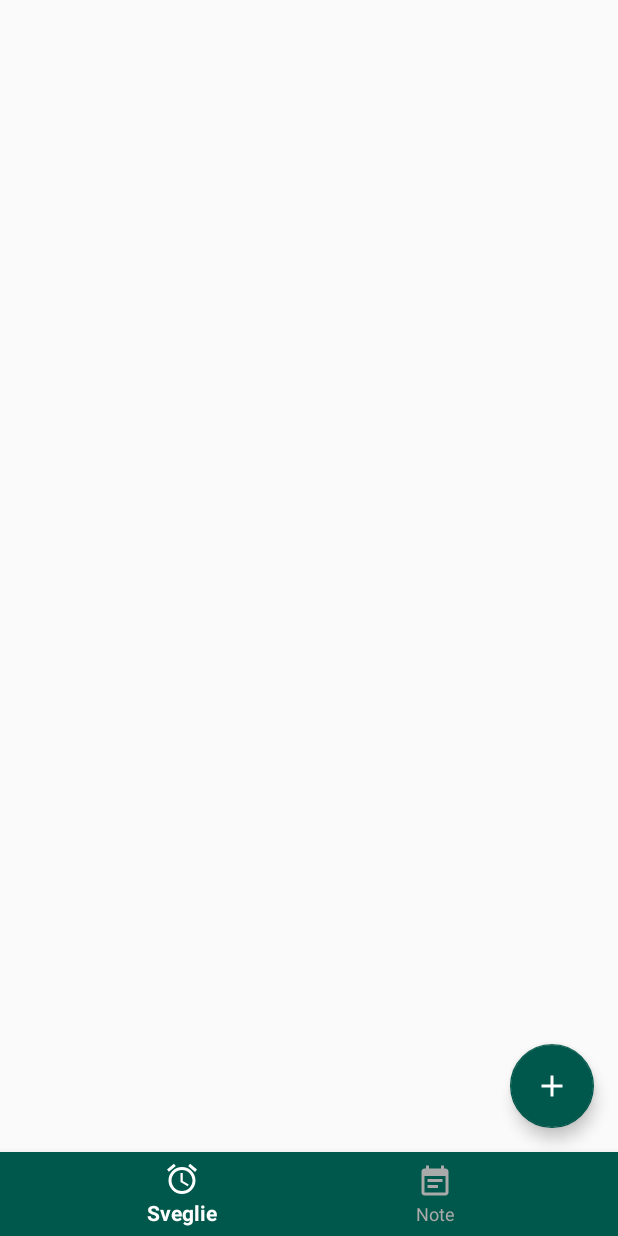
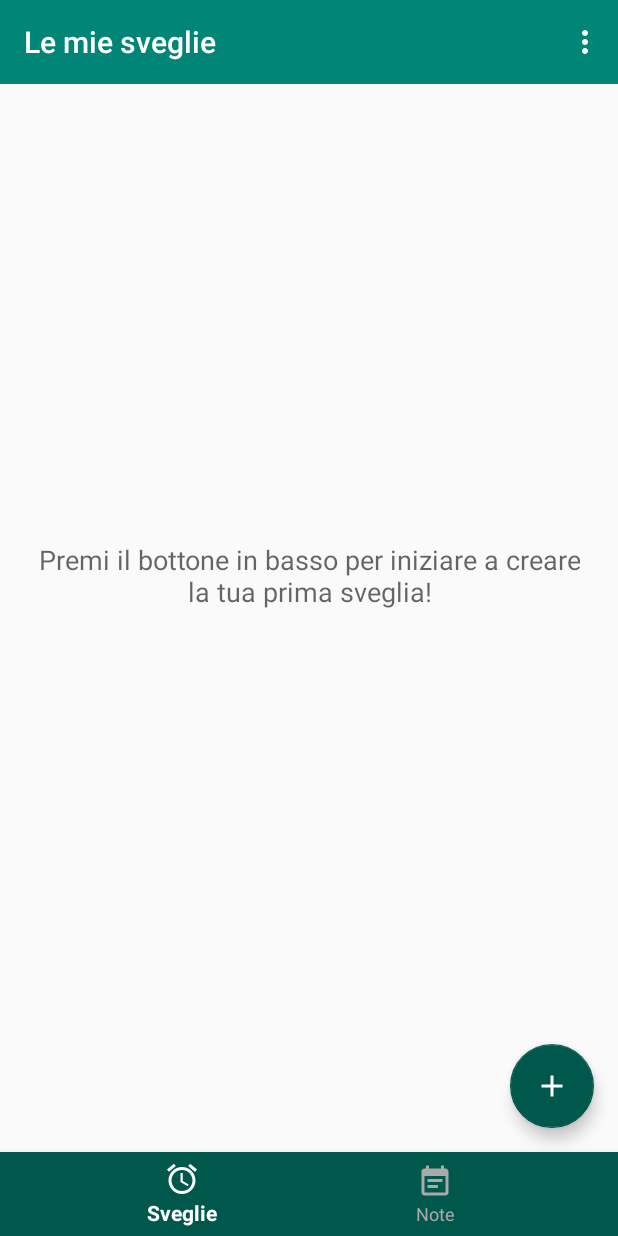
Before and after one commit to nico9779/ProgettoESP, an Android app: the screen it shows after launch (MainActivity), on a phone screen of 412 x 824 dp. Run offline under Robolectric (Android 15) with nearby library versions, the phone set to English and light mode, and no system bars; our stand-ins replace Room's generated code.

Commit message:
Aggiunto la possibilità di modificare e eliminare le sveglie

```diff
--- a/app/build.gradle
+++ b/app/build.gradle
@@ -9,6 +9,11 @@ android {
         versionCode 1
         versionName "1.0"
         testInstrumentationRunner "android.support.test.runner.AndroidJUnitRunner"
+        javaCompileOptions {
+            annotationProcessorOptions {
+                arguments = ["room.schemaLocation": "$projectDir/schemas".toString()]
+            }
+        }
     }
     buildTypes {
         release {
--- a/app/src/main/AndroidManifest.xml
+++ b/app/src/main/AndroidManifest.xml
@@ -10,7 +10,7 @@
         android:supportsRtl="true"
         android:theme="@style/AppTheme">
         <activity android:name=".ActivityAddNote"></activity>
-        <activity android:name=".ActivityAddAlarm"
+        <activity android:name=".ActivityAddEditAlarm"
             android:parentActivityName=".MainActivity"/>
         <activity android:name=".MainActivity"
             android:launchMode="singleTop">
--- a/app/src/main/java/it/gliandroidiani/progettoesp/AlarmAdapter.java
+++ b/app/src/main/java/it/gliandroidiani/progettoesp/AlarmAdapter.java
@@ -13,6 +13,7 @@ import java.util.List;
 public class AlarmAdapter extends RecyclerView.Adapter<AlarmAdapter.ViewHolder> {
 
     private List<Alarm> alarms = new ArrayList<>();
+    private OnItemClickListener listener;
 
     @NonNull
     @Override
@@ -40,6 +41,10 @@ public class AlarmAdapter extends RecyclerView.Adapter<AlarmAdapter.ViewHolder>
         notifyDataSetChanged();
     }
 
+    public Alarm getAlarmAt(int position){
+        return alarms.get(position);
+    }
+
     class ViewHolder extends RecyclerView.ViewHolder {
 
         private TextView title;
@@ -53,6 +58,23 @@ public class AlarmAdapter extends RecyclerView.Adapter<AlarmAdapter.ViewHolder>
             hour = itemView.findViewById(R.id.alarm_hour_item);
             minute = itemView.findViewById(R.id.alarm_minute_item);
             vibration = itemView.findViewById(R.id.alarm_vibration_item);
+
+            itemView.setOnClickListener(new View.OnClickListener() {
+                @Override
+                public void onClick(View v) {
+                    int position = getAdapterPosition();
+                    if(listener != null && position != RecyclerView.NO_POSITION)
+                        listener.onItemClick(alarms.get(position));
+                }
+            });
         }
     }
+
+    public interface OnItemClickListener{
+        void onItemClick(Alarm alarm);
+    }
+
+    public void setOnItemClickListener(OnItemClickListener listener){
+        this.listener = listener;
+    }
 }
--- a/app/src/main/java/it/gliandroidiani/progettoesp/AlarmFragment.java
+++ b/app/src/main/java/it/gliandroidiani/progettoesp/AlarmFragment.java
@@ -1,7 +1,6 @@
 package it.gliandroidiani.progettoesp;
 
 
-import android.app.Activity;
 import android.arch.lifecycle.Observer;
 import android.arch.lifecycle.ViewModelProviders;
 import android.content.Intent;
@@ -9,9 +8,15 @@ import android.os.Bundle;
 import android.support.annotation.NonNull;
 import android.support.annotation.Nullable;
 import android.support.v4.app.Fragment;
+import android.support.v7.app.AppCompatActivity;
 import android.support.v7.widget.LinearLayoutManager;
 import android.support.v7.widget.RecyclerView;
+import android.support.v7.widget.Toolbar;
+import android.support.v7.widget.helper.ItemTouchHelper;
 import android.view.LayoutInflater;
+import android.view.Menu;
+import android.view.MenuInflater;
+import android.view.MenuItem;
 import android.view.View;
 import android.view.ViewGroup;
 import android.widget.TextView;
@@ -26,8 +31,10 @@ import java.util.List;
  */
 public class AlarmFragment extends Fragment {
 
+    public static final int EDIT_ALARM_REQUEST = 2;
     private AlarmViewModel alarmViewModel;
     TextView noAlarmTextView;
+    Toolbar alarmToolbar;
 
     public AlarmFragment() {
         // Required empty public constructor
@@ -39,6 +46,9 @@ public class AlarmFragment extends Fragment {
         View view = inflater.inflate(R.layout.fragment_alarm, container, false);
 
         noAlarmTextView = view.findViewById(R.id.starting_string_alarm);
+        alarmToolbar = view.findViewById(R.id.alarm_toolbar);
+        ((AppCompatActivity) getActivity()).setSupportActionBar(alarmToolbar);
+        setHasOptionsMenu(true);
 
         RecyclerView recyclerView = view.findViewById(R.id.alarm_recycler_view);
         recyclerView.setLayoutManager(new LinearLayoutManager(getActivity()));
@@ -48,18 +58,59 @@ public class AlarmFragment extends Fragment {
         recyclerView.setAdapter(adapter);
 
         alarmViewModel = ViewModelProviders.of(this).get(AlarmViewModel.class);
-        if(alarmViewModel.getAllAlarms()!=null)
-            noAlarmTextView.setVisibility(View.GONE);
-        else
-            noAlarmTextView.setVisibility(View.VISIBLE);
-
         alarmViewModel.getAllAlarms().observe(this, new Observer<List<Alarm>>() {
             @Override
             public void onChanged(@Nullable List<Alarm> alarms) {
                 adapter.setAlarms(alarms);
+                if(alarms.size() == 0)
+                    noAlarmTextView.setVisibility(View.VISIBLE);
+                else
+                    noAlarmTextView.setVisibility(View.GONE);
+            }
+        });
+
+        new ItemTouchHelper(new ItemTouchHelper.SimpleCallback(0, ItemTouchHelper.LEFT | ItemTouchHelper.RIGHT) {
+            @Override
+            public boolean onMove(@NonNull RecyclerView recyclerView, @NonNull RecyclerView.ViewHolder viewHolder, @NonNull RecyclerView.ViewHolder viewHolder1) {
+                return false;
+            }
+
+            @Override
+            public void onSwiped(@NonNull RecyclerView.ViewHolder viewHolder, int i) {
+                alarmViewModel.deleteAlarm(adapter.getAlarmAt(viewHolder.getAdapterPosition()));
+                Toast.makeText(getActivity(), R.string.event_delete_alarm, Toast.LENGTH_SHORT).show();
+            }
+        }).attachToRecyclerView(recyclerView);
+
+        adapter.setOnItemClickListener(new AlarmAdapter.OnItemClickListener() {
+            @Override
+            public void onItemClick(Alarm alarm) {
+                Intent intent = new Intent(getActivity(), ActivityAddEditAlarm.class);
+                intent.putExtra(ActivityAddEditAlarm.EXTRA_ID, alarm.getId());
+                intent.putExtra(ActivityAddEditAlarm.EXTRA_TITLE, alarm.getTitle());
+                intent.putExtra(ActivityAddEditAlarm.EXTRA_HOURS, alarm.getHours());
+                intent.putExtra(ActivityAddEditAlarm.EXTRA_MINUTE, alarm.getMinute());
+                intent.putExtra(ActivityAddEditAlarm.EXTRA_VIBRATION, alarm.isVibration());
+                startActivityForResult(intent, EDIT_ALARM_REQUEST);
             }
         });
 
         return view;
     }
+
+    @Override
+    public void onCreateOptionsMenu(Menu menu, MenuInflater inflater) {
+        inflater.inflate(R.menu.fragment_alarm_menu, menu);
+        super.onCreateOptionsMenu(menu, inflater);
+    }
+
+    @Override
+    public boolean onOptionsItemSelected(MenuItem item) {
+        if (item.getItemId() == R.id.delete_all_alarms) {
+            alarmViewModel.deleteAllAlarms();
+            Toast.makeText(getActivity(), R.string.deleted_all_alarms, Toast.LENGTH_SHORT).show();
+            return true;
+        }
+        return super.onOptionsItemSelected(item);
+    }
 }
--- a/app/src/main/java/it/gliandroidiani/progettoesp/AppDatabase.java
+++ b/app/src/main/java/it/gliandroidiani/progettoesp/AppDatabase.java
@@ -1,12 +1,8 @@
 package it.gliandroidiani.progettoesp;
 
-import android.arch.persistence.db.SupportSQLiteDatabase;
 import android.arch.persistence.room.Database;
 import android.arch.persistence.room.Room;
-import android.arch.persistence.room.RoomDatabase;
 import android.content.Context;
-import android.os.AsyncTask;
-import android.support.annotation.NonNull;
 
 @Database(entities = {Alarm.class}, version = 1)
 public abstract class AppDatabase extends android.arch.persistence.room.RoomDatabase {
@@ -19,34 +15,8 @@ public abstract class AppDatabase extends android.arch.persistence.room.RoomData
         if(instance == null){
             instance = Room.databaseBuilder(context.getApplicationContext(), AppDatabase.class, "MyDatabase")
                     .fallbackToDestructiveMigration()
-                    .addCallback(roomCallback)
                     .build();
         }
         return instance;
     }
-
-    private static RoomDatabase.Callback roomCallback = new RoomDatabase.Callback(){
-        @Override
-        public void onCreate(@NonNull SupportSQLiteDatabase db) {
-            super.onCreate(db);
-            new PopulateDbAsyncTask(instance).execute();
-        }
-    };
-
-    private static class PopulateDbAsyncTask extends AsyncTask<Void, Void, Void>{
-
-        private AlarmDao alarmDao;
-
-        private PopulateDbAsyncTask(AppDatabase db){
-            alarmDao = db.alarmDao();
-        }
-
-        @Override
-        protected Void doInBackground(Void... voids) {
-            alarmDao.addAlarm(new Alarm("Titolo 1", 10, 10, true));
-            alarmDao.addAlarm(new Alarm("Titolo 2", 20, 20, true));
-            alarmDao.addAlarm(new Alarm("Titolo 3", 30, 30, true));
-            return null;
-        }
-    }
 }
--- a/app/src/main/java/it/gliandroidiani/progettoesp/MainActivity.java
+++ b/app/src/main/java/it/gliandroidiani/progettoesp/MainActivity.java
@@ -2,7 +2,6 @@ package it.gliandroidiani.progettoesp;
 
 import android.content.Intent;
 import android.support.annotation.NonNull;
-import android.support.annotation.Nullable;
 import android.support.design.widget.BottomNavigationView;
 import android.support.v4.app.Fragment;
 import android.support.v4.app.FragmentTransaction;
@@ -10,7 +9,6 @@ import android.support.v7.app.AppCompatActivity;
 import android.os.Bundle;
 import android.view.MenuItem;
 import android.view.View;
-import android.widget.Toast;
 
 public class MainActivity extends AppCompatActivity {
 
@@ -67,7 +65,7 @@ public class MainActivity extends AppCompatActivity {
         Intent intent;
         if(selected==R.id.alarm)
         {
-            intent = new Intent(this, ActivityAddAlarm.class);
+            intent = new Intent(this, ActivityAddEditAlarm.class);
             startActivityForResult(intent, ADD_ALARM_REQUEST);
         }
         else if(selected==R.id.note){
--- /dev/null
+++ b/app/src/main/res/drawable/ic_more_vert_white_24dp.xml
@@ -0,0 +1,5 @@
+<vector android:height="24dp" android:tint="#FFFFFF"
+    android:viewportHeight="24.0" android:viewportWidth="24.0"
+    android:width="24dp" xmlns:android="http://schemas.android.com/apk/res/android">
+    <path android:fillColor="#FF000000" android:pathData="M12,8c1.1,0 2,-0.9 2,-2s-0.9,-2 -2,-2 -2,0.9 -2,2 0.9,2 2,2zM12,10c-1.1,0 -2,0.9 -2,2s0.9,2 2,2 2,-0.9 2,-2 -0.9,-2 -2,-2zM12,16c-1.1,0 -2,0.9 -2,2s0.9,2 2,2 2,-0.9 2,-2 -0.9,-2 -2,-2z"/>
+</vector>
--- a/app/src/main/res/layout/fragment_alarm.xml
+++ b/app/src/main/res/layout/fragment_alarm.xml
@@ -3,12 +3,25 @@
     xmlns:tools="http://schemas.android.com/tools"
     android:layout_width="match_parent"
     android:layout_height="match_parent"
+    xmlns:app="http://schemas.android.com/apk/res-auto"
     tools:context=".AlarmFragment">
+
+    <android.support.v7.widget.Toolbar
+        android:id="@+id/alarm_toolbar"
+        android:layout_width="match_parent"
+        android:layout_height="wrap_content"
+        android:minHeight="?attr/actionBarSize"
+        app:title="Le mie sveglie"
+        app:titleTextColor="@color/bianco"
+        android:background="@color/colorPrimary"
+        app:popupTheme="@style/ThemeOverlay.AppCompat.Light"
+        android:theme="@style/AppTheme"/>
 
     <android.support.v7.widget.RecyclerView
         android:id="@+id/alarm_recycler_view"
         android:layout_width="match_parent"
-        android:layout_height="match_parent" />
+        android:layout_height="match_parent"
+        android:layout_below="@id/alarm_toolbar"/>
 
     <TextView
         android:id="@+id/starting_string_alarm"
--- /dev/null
+++ b/app/src/main/res/menu/fragment_alarm_menu.xml
@@ -0,0 +1,11 @@
+<?xml version="1.0" encoding="utf-8"?>
+<menu xmlns:android="http://schemas.android.com/apk/res/android"
+    xmlns:app="http://schemas.android.com/apk/res-auto">
+
+    <item
+        android:id="@+id/delete_all_alarms"
+        android:icon="@drawable/ic_more_vert_white_24dp"
+        android:title="@string/event_delete_all_alarms"
+        app:showAsAction="never"/>
+
+</menu>
--- a/app/src/main/res/values/strings.xml
+++ b/app/src/main/res/values/strings.xml
@@ -5,12 +5,15 @@
     <string name="starting_string_note">Premi il bottone in basso per iniziare a creare la tua prima nota!</string>
     <string name="menu_alarm">Sveglie</string>
     <string name="menu_note">Note</string>
-    <string name="event_save_alarm">Salva allarme</string>
+    <string name="event_save_alarm">Sveglia salvata</string>
     <string name="event_cancel_alarm">Sveglia annullata</string>
+    <string name="event_delete_alarm">Sveglia eliminata</string>
+    <string name="deleted_all_alarms">Tutte le sveglie sono state eliminate</string>
     <string name="enter_alarm_title_hint">Inserisci un titolo</string>
     <string name="alarm_title_label">Titolo</string>
     <string name="alarm_time_label">Ora</string>
     <string name="vibrator_label">Vibrazione</string>
     <string name="vibration_on">On</string>
     <string name="vibration_off">Off</string>
+    <string name="event_delete_all_alarms">Elimina tutte le sveglie</string>
 </resources>
--- a/app/src/main/res/values/styles.xml
+++ b/app/src/main/res/values/styles.xml
@@ -6,6 +6,7 @@
         <item name="colorPrimary">@color/colorPrimary</item>
         <item name="colorPrimaryDark">@color/colorPrimaryDark</item>
         <item name="colorAccent">@color/colorAccent</item>
+        <item name="actionOverflowButtonStyle">@style/OverflowMenuStyle</item>
     </style>
 
     <!-- Tema dello Switch -->
@@ -15,4 +16,9 @@
         <item name="android:colorForeground">@color/disable_foreground_grey</item>
     </style>
 
+    <!-- Stile del menu della toolbar -->
+    <style name="OverflowMenuStyle" parent="Widget.AppCompat.ActionButton.Overflow">
+        <item name="android:tint">@color/bianco</item>
+    </style>
+
 </resources>
```
Also changed, not shown: app/src/main/java/it/gliandroidiani/progettoesp/ActivityAddEditAlarm.java (renamed from app/src/main/java/it/gliandroidiani/progettoesp/ActivityAddAlarm.java, +42 -9 lines), app/src/main/res/layout/activity_add_alarm.xml (+4 -4 lines), 1 other file.
